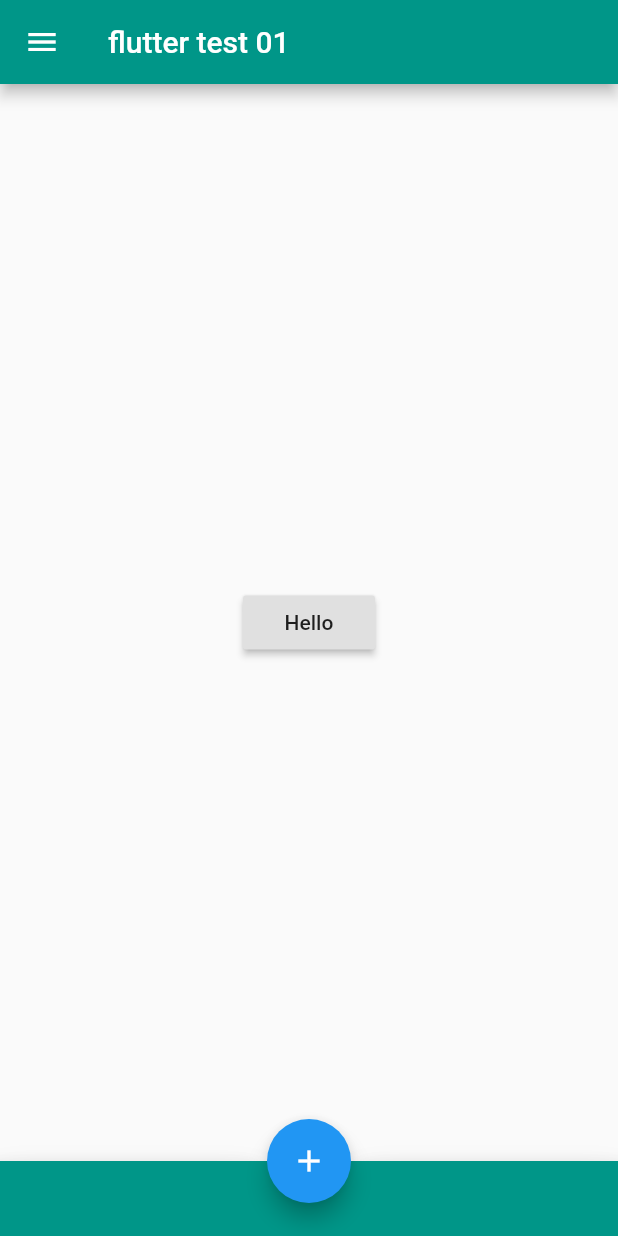
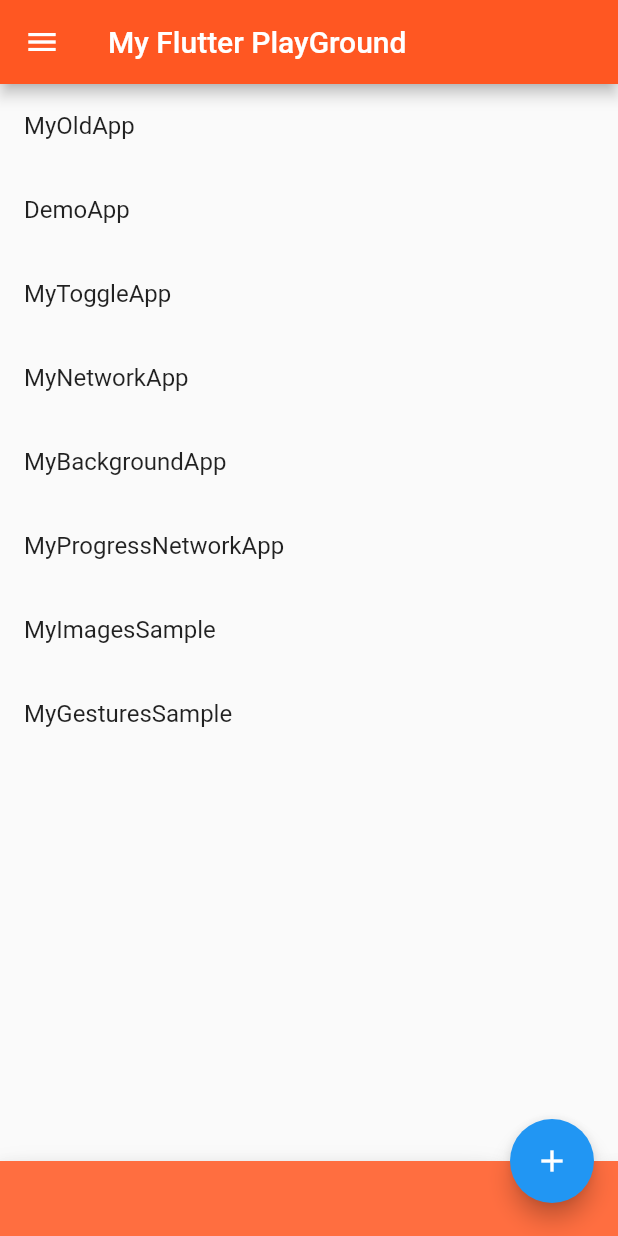
Before and after one commit to ImanMesgaran/Flutter-Playground, a Flutter app: the screen it shows after launch, on a phone screen of 412 x 824 dp. Run offline on Flutter 3.47's test engine with Material 2 defaults, Android fonts, the phone set to English and light mode, and no system bars; our stand-ins replace cloud_firestore; accounts and stored records are empty.

Commit message:
first page now projects the sub-projects list.

```diff
--- a/flutter_learning_01/lib/main.dart
+++ b/flutter_learning_01/lib/main.dart
@@ -17,28 +17,32 @@ class MyApp extends StatelessWidget {
   // This widget is the root of your application.
   @override
   Widget build(BuildContext context) {
+    var namedRoutes = <String, WidgetBuilder>{
+      'MyOldApp': (BuildContext context) => new MyOldApp(),
+      'DemoApp': (BuildContext context) => new DemoApp(),
+      'MyToggleApp': (BuildContext context) => new MyToggleApp(),
+      'MyNetworkApp': (BuildContext context) => new MyNetworkApp(),
+      'MyBackgroundApp': (BuildContext context) => new MyBackgroundApp(),
+      'MyProgressNetworkApp': (BuildContext context) =>
+          new MyProgressNetworkApp(),
+      'MyImagesSample': (BuildContext context) => new MyImagesSample(),
+      'MyGesturesSample': (BuildContext context) => new MyGesturesSample()
+    };
+
     return new MaterialApp(
       debugShowMaterialGrid: false,
-      title: 'Flutter Learning 01',
       theme: new ThemeData(primarySwatch: Colors.blue),
-      home: new MyHomePage(title: 'Flutter 01 HomePage'),
-      routes: <String, WidgetBuilder>{
-        '/a': (BuildContext context) => new MyOldApp(),
-        '/b': (BuildContext context) => new DemoApp(),
-        '/c': (BuildContext context) => new MyToggleApp(),
-        '/d': (BuildContext context) => new MyNetworkApp(),
-        '/e': (BuildContext context) => new MyBackgroundApp(),
-        '/f': (BuildContext context) => new MyProgressNetworkApp(),
-        '/g': (BuildContext context) => new MyImagesSample(),
-        '/h': (BuildContext context) => new MyGesturesSample()
-      },
+      home: new MyHomePage(title: 'My Flutter PlayGround', routes: namedRoutes),
+      routes: namedRoutes,
     );
   }
 }
 
 class MyHomePage extends StatefulWidget {
-  MyHomePage({Key key, this.title}) : super(key: key);
   final String title;
+  final Map<String, WidgetBuilder> routes;
+
+  MyHomePage({Key key, this.title, this.routes}) : super(key: key);
 
   @override
   _MyHomePageState createState() => new _MyHomePageState();
@@ -49,20 +53,20 @@ class _MyHomePageState extends State<MyHomePage> {
   Widget build(BuildContext context) {
     return new Scaffold(
       appBar: AppBar(
-        title: Text('flutter test 01'),
-        backgroundColor: Colors.teal,
+        title: Text(widget.title),
+        backgroundColor: Colors.deepOrange,
       ),
       // body: Center(
       //   child: Text("You pressed the button $_counter times."),
       // ),
       body: new Center(
-        child: CustomButton("Hello"),
-      ),
+          // child: CustomButton("Hello"),
+          child: getPages()),
       bottomNavigationBar: BottomAppBar(
         shape: const CircularNotchedRectangle(),
         child: Container(
           height: 50.0,
-          color: Colors.teal,
+          color: Colors.deepOrangeAccent,
         ),
       ),
       floatingActionButton: FloatingActionButton(
@@ -76,13 +80,29 @@ class _MyHomePageState extends State<MyHomePage> {
         },
         child: Icon(Icons.add),
       ),
-      floatingActionButtonLocation: FloatingActionButtonLocation.centerDocked,
+      floatingActionButtonLocation: FloatingActionButtonLocation.endDocked,
       drawer: Drawer(
         child: Center(
           child: Text("data"),
         ),
       ),
     );
+  }
+
+  ListView getPages() {
+    List<String> routesName = widget.routes.keys.toList();
+    return ListView.builder(
+        itemCount: routesName.length,
+        itemBuilder: (context, index) {
+          return ListTile(
+            title: Text('${routesName[index]}'),
+            onTap: () async {
+              await Navigator.of(context).pushNamed('${routesName[index]}');
+            },
+          );
+          // return ListTile(
+          //     title: Text('${ModalRoute.of(context).settings.arguments}'));
+        });
   }
 }
 
```
